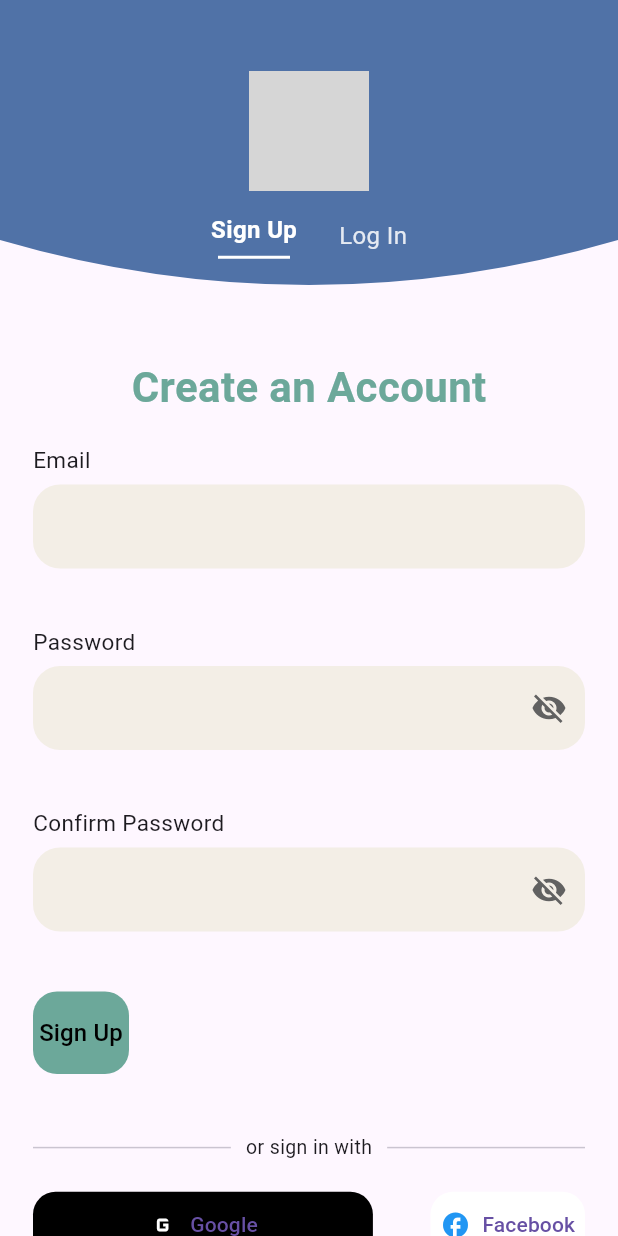
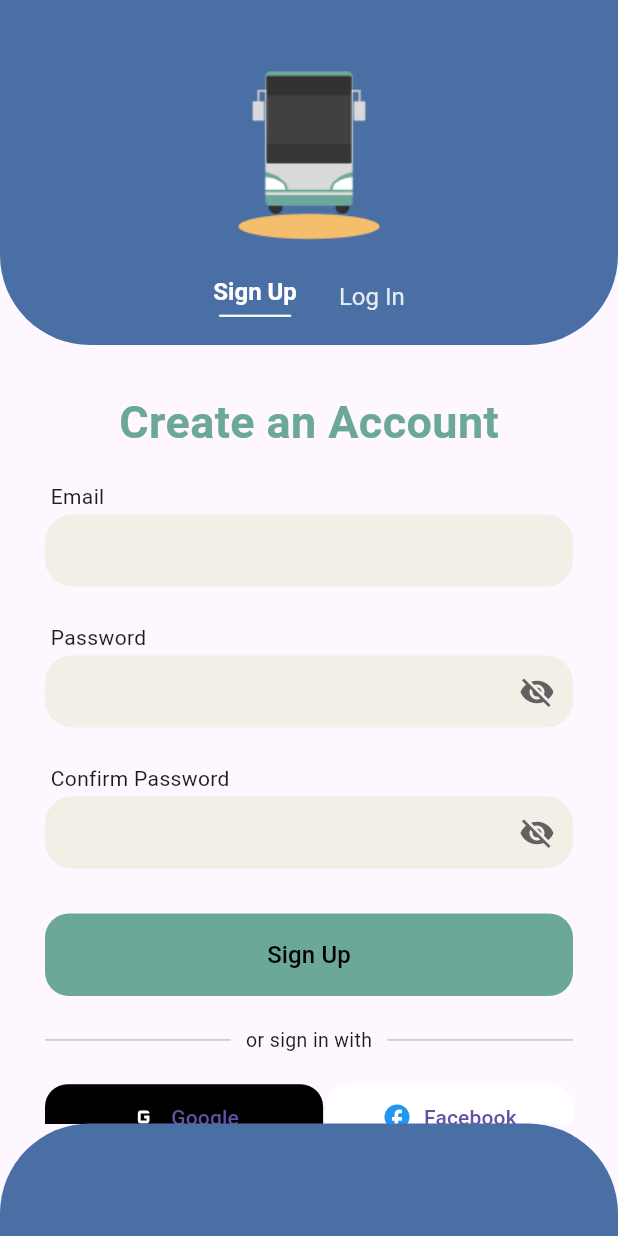
Before and after one commit to charissejamien/ZapacV2, a Flutter app: the screen it shows after launch, after a tap on "Sign Up", on a phone screen of 412 x 824 dp. Run offline on Flutter 3.47's test engine with Material 3 defaults, Android fonts, the phone set to English and light mode, and no system bars; our stand-ins replace firebase_auth, firebase_core, google_sign_in; missing offline and left inert: flutter_facebook_auth; accounts and stored records are empty; network calls fail; grey boxes are pictures that could not be loaded.

```diff
--- a/lib/authentication/login.dart
+++ b/lib/authentication/login.dart
@@ -1,5 +1,8 @@
 import 'package:flutter/material.dart';
+import 'package:firebase_auth/firebase_auth.dart';
+import 'package:zapac/application/dashboard.dart';
 import 'signup.dart';
+import 'reset_password.dart';
 
 class LoginPage extends StatefulWidget {
   const LoginPage({super.key});
@@ -14,63 +17,85 @@ class _LoginPageState extends State<LoginPage> {
   final emailController = TextEditingController();
   final passwordController = TextEditingController();
 
+
+  // Colors harmonized with signup.dart
+  final blueColor = const Color(0xFF5072A7);
+  final greenColor = const Color(0xFF6CA89A);
+  // UPDATED: Background/fill color to #F9F9F9
+  final beigeColor = const Color(0xFFF9F9F9);
+
+  final appBarColor = const Color(0xFF4A6FA5);
+  double appBarHeight = 230.0;
+
   @override
   Widget build(BuildContext context) {
-    final blueColor = const Color(0xFF5072A7);
-    final greenColor = const Color(0xFF6CA89A);
-    final beigeColor = const Color(0xFFF3EEE6);
+    final screenHeight = MediaQuery.of(context).size.height;
+    final spacing = screenHeight * 0.006;
+
+    // Requested AppBar color, slightly darker blue than _blue
+    final appBarColor = const Color(0xFF4A6FA5);
 
     return Scaffold(
       resizeToAvoidBottomInset: true,
-      body: ListView(
-        children: [
-          // Top curved blue section
-          ClipPath(
-            clipper: _CurvedClipper(),
-            child: Container(
-              color: blueColor,
-              height: 220,
-              child: Column(
+
+      // START: Merged AppBar structure
+      appBar: PreferredSize(
+        preferredSize: const Size.fromHeight(230), // Requested height
+        child: ClipRRect(
+          borderRadius: const BorderRadius.only(
+            bottomLeft: Radius.circular(60),
+            bottomRight: Radius.circular(60),
+          ),
+          child: AppBar(
+            backgroundColor: appBarColor, // Requested color
+            toolbarHeight: 250, // Match PreferredSize height
+            automaticallyImplyLeading: false,
+            title: Column(
               mainAxisAlignment: MainAxisAlignment.center,
               children: [
-                  Image.asset('assets/images/bus.png', height: 80),
+                // Use existing 'bus.png' asset
+                SizedBox(height: 20),
+                Image.asset('assets/Logo.png', height: 130),
                 const SizedBox(height: 15),
+
                 Row(
                   mainAxisAlignment: MainAxisAlignment.center,
                   children: [
+                    // SIGN UP (Unselected, navigates to SignUpPage)
                     GestureDetector(
                       onTap: () {
                         Navigator.pushReplacement(
                             context,
-                            MaterialPageRoute(
-                                builder: (context) => const SignUpPage()),
+                            MaterialPageRoute(builder: (context) => const SignUpPage()),
                         );
                       },
                       child: Text(
                         "Sign Up",
                         style: TextStyle(
-                            color: Colors.white.withOpacity(0.7),
-                            fontWeight: FontWeight.w500,
+                            color: Colors.white.withOpacity(0.85),
+                            fontWeight: FontWeight.normal, // Unselected style
                             fontSize: 16,
                         ),
                       ),
                     ),
-                      const SizedBox(width: 25),
+                    const SizedBox(width: 28),
+
+                    // LOG IN (Selected, active page)
                     Column(
                       children: [
                         const Text(
                           "Log In",
                           style: TextStyle(
                             color: Colors.white,
-                              fontWeight: FontWeight.bold,
+                            fontWeight: FontWeight.bold, // Selected style
                             fontSize: 16,
                           ),
                         ),
                         Container(
-                            width: 40,
+                          width: 48,
                           height: 2,
                           color: Colors.white,
-                            margin: const EdgeInsets.only(top: 3),
+                          margin: const EdgeInsets.only(top: 6),
                         )
                       ],
                     ),
@@ -80,14 +105,18 @@ class _LoginPageState extends State<LoginPage> {
             ),
           ),
         ),
+      ),
+      // END: Custom AppBar structure
 
+      body: ListView(
+        children: [
           const SizedBox(height: 25),
           Center(
             child: Text(
               "Welcome Back!",
               style: TextStyle(
                 fontSize: 26,
-                fontWeight: FontWeight.w700,
+                fontWeight: FontWeight.bold,
                 color: greenColor,
               ),
             ),
@@ -95,57 +124,99 @@ class _LoginPageState extends State<LoginPage> {
           const SizedBox(height: 25),
 
           Padding(
-            padding: const EdgeInsets.symmetric(horizontal: 25),
+            padding: const EdgeInsets.symmetric(horizontal: 30), // Increased horizontal padding to 30 for consistency
             child: Column(
               crossAxisAlignment: CrossAxisAlignment.start,
               children: [
-                const Text("Email", style: TextStyle(fontSize: 15)),
+                const Text(" Email", style: TextStyle(fontSize: 15)),
                 const SizedBox(height: 5),
                 _buildTextField(emailController, "Email", beigeColor),
-                const SizedBox(height: 20),
-                const Text("Password", style: TextStyle(fontSize: 15)),
+                const SizedBox(height: 30),
+                const Text(" Password", style: TextStyle(fontSize: 15)),
                 const SizedBox(height: 5),
                 _buildTextField(passwordController, "Password", beigeColor,
                     isPassword: true),
-                const SizedBox(height: 10),
+                const SizedBox(height: 40),
+                SizedBox(
+                  width: double.infinity,
+                  child: ElevatedButton(
+                    onPressed: () async {
+                      try {
+  UserCredential userCredential = await FirebaseAuth.instance
+      .signInWithEmailAndPassword(
+          email: emailController.text.trim(),
+          password: passwordController.text.trim());
+
+  // Go to dashboard on success
+ Navigator.pushReplacement(
+  context,
+  MaterialPageRoute(builder: (context) => const DashboardPage()),
+);
+} on FirebaseAuthException catch (e) {
+  ScaffoldMessenger.of(context).showSnackBar(
+    SnackBar(content: Text(e.message ?? 'Login failed')),
+  );
+}
+                    },
+                    style: ElevatedButton.styleFrom(
+                      backgroundColor: greenColor,
+                      padding: const EdgeInsets.symmetric(vertical: 16), // Increased padding for consistency
+                      shape: RoundedRectangleBorder(
+                        borderRadius: BorderRadius.circular(16), // Increased radius for consistency
+                      ),
+                      elevation: 0,
+                    ),
+                    child: const Text(
+                      "Login",
+                      style: TextStyle(
+                        color: Colors.black,
+                        fontSize: 16,
+                        fontWeight: FontWeight.normal,
+                      ),
+                    ),
+                  ),
+                ),
+                const SizedBox(height: 20),
                 Row(
                   mainAxisAlignment: MainAxisAlignment.center,
                   children: [
                     const Text("Forgotten your password? "),
                     GestureDetector(
-                      onTap: () {},
+                      onTap: () {
+                        Navigator.push(
+                          context,
+                          MaterialPageRoute(builder: (context) => const ResetPasswordPage()),
+                        );
+                      },
                       child: const Text(
                         "Reset password",
-                        style: TextStyle(
-                            color: Colors.red, fontWeight: FontWeight.w500),
+                        style: TextStyle(color: Colors.red, fontWeight: FontWeight.bold),
                       ),
                     ),
                   ],
                 ),
-                const SizedBox(height: 20),
-                ElevatedButton(
-                  onPressed: () {},
-                  style: ElevatedButton.styleFrom(
-                    backgroundColor: greenColor,
-                    padding: const EdgeInsets.symmetric(vertical: 14),
-                    shape: RoundedRectangleBorder(
-                      borderRadius: BorderRadius.circular(15),
-                    ),
-                  ),
-                  child: const Text(
-                    "Login",
-                    style: TextStyle(color: Colors.black, fontSize: 16),
-                  ),
-                ),
                 const SizedBox(height: 25),
                 _dividerWithText("or sign in with"),
                 const SizedBox(height: 20),
-                _buildSocialButtons(),
+                _buildSocialButtons(beigeColor), // Uses new social button structure
               ],
             ),
           ),
         ],
       ),
+
+      // START: bottomNavigationBar copied from signup.dart
+      bottomNavigationBar: Container(
+        height: 75,
+        decoration: BoxDecoration(
+          color: appBarColor, // Use the consistent AppBar color
+          borderRadius: const BorderRadius.only(
+            topLeft: Radius.circular(60),
+            topRight: Radius.circular(60),
+          ),
+        ),
+      ),
+      // END: bottomNavigationBar
     );
   }
 
@@ -157,7 +228,7 @@ class _LoginPageState extends State<LoginPage> {
       obscureText: isPassword ? _obscurePassword : false,
       decoration: InputDecoration(
         filled: true,
-        fillColor: fillColor,
+        fillColor: const Color(0xFFF3EEE6),
         suffixIcon: isPassword
             ? IconButton(
                 icon: Icon(
@@ -168,12 +239,13 @@ class _LoginPageState extends State<LoginPage> {
                     setState(() => _obscurePassword = !_obscurePassword),
               )
             : null,
+        // Using OutlineInputBorder with borderSide.none for consistency
         border: OutlineInputBorder(
-          borderRadius: BorderRadius.circular(20),
+          borderRadius: BorderRadius.circular(18), // Harmonized radius
           borderSide: BorderSide.none,
         ),
         contentPadding:
-            const EdgeInsets.symmetric(horizontal: 15, vertical: 15),
+            const EdgeInsets.symmetric(horizontal: 18, vertical: 16), // Harmonized padding
       ),
     );
   }
@@ -192,47 +264,41 @@ class _LoginPageState extends State<LoginPage> {
     );
   }
 
-  Widget _buildSocialButtons() {
+  // Social button structure copied from the latest version of the flow
+  Widget _buildSocialButtons(Color canvasColor) {
+    final double screenWidth = MediaQuery.of(context).size.width;
+
     return Row(
-      mainAxisAlignment: MainAxisAlignment.spaceEvenly,
+      mainAxisAlignment: MainAxisAlignment.spaceBetween,
       children: [
-        _socialButton(Icons.g_mobiledata, "Google", Colors.black, Colors.white),
-        _socialButton(Icons.facebook, "Facebook", Colors.white, Colors.blue),
+        // Google Button: width 0.45
+        SizedBox(
+          width: screenWidth * 0.45,
+          child: _socialButton(Icons.g_mobiledata, "Google", Colors.black, Colors.white, Colors.white),
+        ),
+        // Facebook Button: width 0.40
+        SizedBox(
+          width: screenWidth * 0.40,
+          child: _socialButton(Icons.facebook, "Facebook", beigeColor, Colors.blue, Colors.black),
+        ),
       ],
     );
   }
 
+  // Social button helper updated to handle text color
   Widget _socialButton(
-      IconData icon, String text, Color bgColor, Color iconColor) {
-    return Container(
-      width: 150,
-      child: ElevatedButton.icon(
+      IconData icon, String text, Color bgColor, Color iconColor, Color textColor) {
+    return ElevatedButton.icon(
       onPressed: () {},
-        icon: Icon(icon, color: iconColor, size: 22),
-        label: Text(text, style: const TextStyle(fontSize: 14)),
+      icon: Icon(icon, color: iconColor, size: 20), // Harmonized icon size
+      label: Text(text, style: TextStyle(fontSize: 14, color: textColor)),
       style: ElevatedButton.styleFrom(
         backgroundColor: bgColor,
         padding: const EdgeInsets.symmetric(vertical: 12),
         shape:
             RoundedRectangleBorder(borderRadius: BorderRadius.circular(15)),
-        ),
+        elevation: 0, // Harmonized elevation
       ),
     );
   }
 }
-
-class _CurvedClipper extends CustomClipper<Path> {
-  @override
-  Path getClip(Size size) {
-    Path path = Path();
-    path.lineTo(0, size.height - 60);
-    path.quadraticBezierTo(
-        size.width / 2, size.height, size.width, size.height - 60);
-    path.lineTo(size.width, 0);
-    path.close();
-    return path;
-  }
-
-  @override
-  bool shouldReclip(CustomClipper<Path> oldClipper) => false;
-}
--- a/lib/authentication/signup.dart
+++ b/lib/authentication/signup.dart
@@ -26,9 +26,11 @@ class _SignUpPageState extends State<SignUpPage> {
   Color _confirmHintColor = Colors.transparent;
   String? _generalError;
 
+  // Existing colors from the original login.dart and signup.dart
   final Color _blue = const Color(0xFF5072A7);
   final Color _green = const Color(0xFF6CA89A);
-  final Color _beige = const Color(0xFFF3EEE6);
+  final Color _white = const Color(0xFFF9F9F9);
+  final Color _beige = const Color (0xFFF3EEE6);
 
   @override
   void initState() {
@@ -181,15 +183,15 @@ class _SignUpPageState extends State<SignUpPage> {
     return Column(
       crossAxisAlignment: CrossAxisAlignment.start,
       children: [
-        Text(label, style: const TextStyle(fontSize: 15)),
-        const SizedBox(height: 6),
+        Text(label, style: const TextStyle(fontSize: 14)),
+        const SizedBox(height: 2),
         TextField(
           controller: controller,
           obscureText: isPassword ? (controller == _passwordCtrl ? _obscurePassword : _obscureConfirm) : false,
           decoration: InputDecoration(
             filled: true,
             fillColor: _beige,
-            contentPadding: const EdgeInsets.symmetric(horizontal: 18, vertical: 16),
+            contentPadding: const EdgeInsets.symmetric(horizontal: 12, vertical: 12),
             enabledBorder: OutlineInputBorder(
               borderRadius: BorderRadius.circular(18),
               borderSide: BorderSide(color: borderColor, width: 1.2),
@@ -219,9 +221,9 @@ class _SignUpPageState extends State<SignUpPage> {
                 : null,
           ),
         ),
-        const SizedBox(height: 6),
+        const SizedBox(height: 2),
         SizedBox(
-          height: 18,
+          height: 12,
           child: Text(
             hintTextBelow ?? '',
             style: TextStyle(fontSize: 11.5, color: hintColorBelow),
@@ -236,6 +238,7 @@ class _SignUpPageState extends State<SignUpPage> {
     required String label,
     required Color bg,
     required Color iconColor,
+    required Color textColor,
     required VoidCallback onPressed,
     double width = 150,
   }) {
@@ -268,41 +271,61 @@ class _SignUpPageState extends State<SignUpPage> {
     final screenHeight = MediaQuery.of(context).size.height;
     final spacing = screenHeight * 0.006;
 
+    // Requested AppBar color, slightly darker blue than _blue
+    final appBarColor = const Color(0xFF4A6FA5);
+
     return Scaffold(
       resizeToAvoidBottomInset: true,
-      body: ListView(
-        children: [
-          // top blue curved header
-          ClipPath(
-            clipper: _CurvedClipper(),
-            child: Container(
-              height: 220,
-              color: _blue,
-              child: Column(
+
+      // START: Merged AppBar structure
+      appBar: PreferredSize(
+        preferredSize: const Size.fromHeight(230), // Requested height
+        child: ClipRRect(
+          borderRadius: const BorderRadius.only(
+            bottomLeft: Radius.circular(60),
+            bottomRight: Radius.circular(60),
+          ),
+          child: AppBar(
+            backgroundColor: appBarColor, // Requested color
+            toolbarHeight: 250, // Match PreferredSize height
+            automaticallyImplyLeading: false,
+            title: Column(
               mainAxisAlignment: MainAxisAlignment.center,
               children: [
-                  Image.asset('assets/images/bus.png', height: 80),
-                  const SizedBox(height: 14),
+                // Use existing 'bus.png' asset
+                SizedBox(height: 20),
+                Image.asset('assets/Logo.png', height: 130),
+                const SizedBox(height: 15),
+
                 Row(
                   mainAxisAlignment: MainAxisAlignment.center,
                   children: [
+                    // SIGN UP (Selected - Bold and Underlined, from original code)
                     Column(
                         children: [
                           const Text(
                             "Sign Up",
                             style: TextStyle(color: Colors.white, fontWeight: FontWeight.bold, fontSize: 16),
                           ),
-                          Container(width: 48, height: 2, color: Colors.white, margin: const EdgeInsets.only(top: 6)),
+                          Container(width: 48, height: 1.5, color: Colors.white, margin: const EdgeInsets.only(top: 6)),
                         ],
                       ),
+
                     const SizedBox(width: 28),
+
+                    // LOG IN (Tappable, directs to LoginPage, from original code)
                     GestureDetector(
                       onTap: () {
+                        // This preserves the navigation logic from the first snippet.
                         Navigator.pushReplacement(context, MaterialPageRoute(builder: (_) => const LoginPage()));
                       },
                       child: Text(
                         "Log In",
-                          style: TextStyle(color: Colors.white.withOpacity(0.85), fontSize: 16),
+                        style: TextStyle(
+                            color: Colors.white.withOpacity(0.85),
+                            fontSize: 16,
+                            fontWeight: FontWeight.normal
+                        ),
                       ),
                     ),
                   ],
@@ -311,41 +334,46 @@ class _SignUpPageState extends State<SignUpPage> {
             ),
           ),
         ),
+      ),
+      // END: Merged AppBar structure
 
-          const SizedBox(height: 18),
+      body: ListView(
+        children: [
+          // The header content is now in the appBar, so remove the redundant Sized Box
+          const SizedBox(height: 30),
           Center(
             child: Text(
               "Create an Account",
-              style: TextStyle(fontSize: 28, fontWeight: FontWeight.bold, color: _green),
+              style: TextStyle(fontSize: 30, fontWeight: FontWeight.bold, color: _green),
             ),
           ),
           const SizedBox(height: 18),
 
           Padding(
-            padding: const EdgeInsets.symmetric(horizontal: 22),
+            padding: const EdgeInsets.symmetric(horizontal: 30),
             child: Column(
               crossAxisAlignment: CrossAxisAlignment.start,
               children: [
                 _inputField(
-                  label: 'Email',
+                  label: ' Email',
                   controller: _emailCtrl,
                   isPassword: false,
                   hintTextBelow: _emailError,
                   hintColorBelow: _emailError != null ? Colors.red : Colors.transparent,
                 ),
 
-                const SizedBox(height: 14),
+                const SizedBox(height: 10),
                 _inputField(
-                  label: 'Password',
+                  label: ' Password',
                   controller: _passwordCtrl,
                   isPassword: true,
                   hintTextBelow: _passwordHint,
                   hintColorBelow: _passwordHintColor,
                 ),
 
-                const SizedBox(height: 14),
+                const SizedBox(height: 10),
                 _inputField(
-                  label: 'Confirm Password',
+                  label: ' Confirm Password',
                   controller: _confirmCtrl,
                   isPassword: true,
                   hintTextBelow: _confirmHint,
@@ -360,7 +388,9 @@ class _SignUpPageState extends State<SignUpPage> {
                   ),
 
                 const SizedBox(height: 6),
-                ElevatedButton(
+                SizedBox(
+                  width: double.infinity,
+                  child: ElevatedButton(
                     onPressed: _isLoading ? null : _onSignUp,
                     style: ElevatedButton.styleFrom(
                       backgroundColor: _green,
@@ -372,8 +402,9 @@ class _SignUpPageState extends State<SignUpPage> {
                         ? const SizedBox(height: 18, width: 18, child: CircularProgressIndicator(color: Colors.black, strokeWidth: 2))
                         : const Text("Sign Up", style: TextStyle(color: Colors.black, fontSize: 16)),
                   ),
+                ),
 
-                SizedBox(height: spacing * 8),
+                SizedBox(height: spacing * 4),
                 _dividerWithText("or sign in with"),
                 const SizedBox(height: 18),
                 Row(
@@ -384,16 +415,18 @@ class _SignUpPageState extends State<SignUpPage> {
                       label: "Google",
                       bg: Colors.black,
                       iconColor: Colors.white,
+                      textColor: Colors.white,
                       onPressed: _onGoogle,
-                      width: MediaQuery.of(context).size.width * 0.55,
+                      width: MediaQuery.of(context).size.width * 0.45,
                     ),
                     _socialBtn(
                       icon: Icons.facebook,
                       label: "Facebook",
                       bg: Colors.white,
                       iconColor: Colors.blue,
+                      textColor: Colors.black,
                       onPressed: _onFacebook,
-                      width: MediaQuery.of(context).size.width * 0.25,
+                      width: MediaQuery.of(context).size.width * 0.40,
                     ),
                   ],
                 ),
@@ -403,23 +436,20 @@ class _SignUpPageState extends State<SignUpPage> {
             ),
           ),
         ],
+
+      ),
+      bottomNavigationBar: Container(
+        height: 75,
+        decoration: BoxDecoration(
+          color: Color(0xFF4A6FA5),
+          borderRadius: BorderRadius.only(
+            topLeft: Radius.circular(60),
+            topRight: Radius.circular(60),
+          ),
+        ),
       ),
     );
   }
 }
 
-// same curved clipper used in login.dart so visuals match
-class _CurvedClipper extends CustomClipper<Path> {
-  @override
-  Path getClip(Size size) {
-    final Path path = Path();
-    path.lineTo(0, size.height - 60);
-    path.quadraticBezierTo(size.width / 2, size.height, size.width, size.height - 60);
-    path.lineTo(size.width, 0);
-    path.close();
-    return path;
-  }
-
-  @override
-  bool shouldReclip(CustomClipper<Path> oldClipper) => false;
-}
+// NOTE: The _CurvedClipper class has been removed as the UI now uses ClipRRect.
--- a/lib/main.dart
+++ b/lib/main.dart
@@ -1,5 +1,6 @@
 import 'package:flutter/material.dart';
 import 'package:firebase_core/firebase_core.dart';
+import 'package:zapac/application/dashboard.dart';
 import 'authentication/login.dart';
 
 void main() async {
@@ -13,9 +14,15 @@ class ZapacApp extends StatelessWidget {
 
   @override
   Widget build(BuildContext context) {
-    return const MaterialApp(
+    return MaterialApp(
       debugShowCheckedModeBanner: false,
-      home: LoginPage(),
+      title: 'Zapac',
+      theme: ThemeData(primarySwatch: Colors.blue),
+      initialRoute: '/',
+      routes: {
+        '/': (context) => const LoginPage(),
+        '/dashboard': (context) => const DashboardPage(),
+      },
     );
   }
 }
--- a/pubspec.yaml
+++ b/pubspec.yaml
@@ -28,3 +28,6 @@ dev_dependencies:
 
 flutter:
   uses-material-design: true
+
+  assets:
+    - assets/Logo.png
```
Also changed, not shown: lib/application/dashboard.dart (added, +46 -0 lines), lib/authentication/new_password.dart (added, +123 -0 lines), lib/authentication/reset_password.dart (added, +111 -0 lines), lib/authentication/verify_code.dart (added, +93 -0 lines), assets/Logo.png (added), 3 other files. Lines whose indentation alone changed are shown as unchanged.
